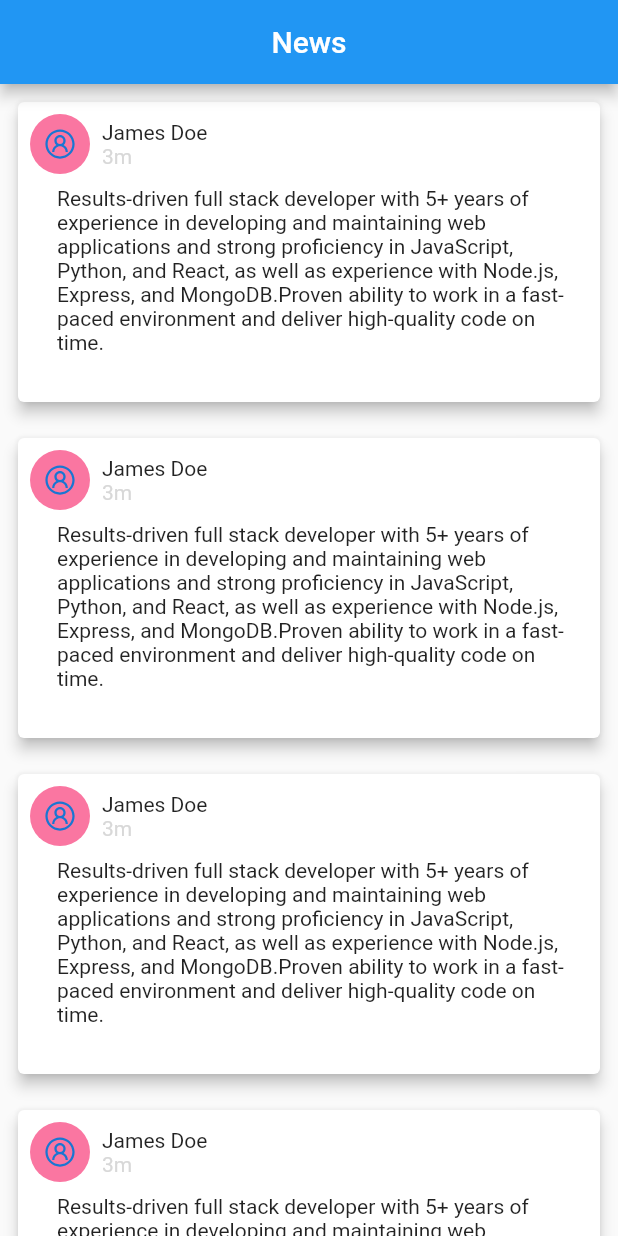
After one commit to webblyss/nic-mobile-application-flutter, a Flutter app: the screen it shows after launch, after a tap on "News", on a phone screen of 412 x 824 dp. The commit adds this screen. Run offline on Flutter 3.47's test engine with Material 2 defaults, Android fonts, the phone set to English and light mode, and no system bars; our stand-ins replace get, line_icons.

Commit message:
worked on education screen and news screen

```diff
--- a/lib/screens/education.dart
+++ b/lib/screens/education.dart
@@ -8,17 +8,28 @@ class EducationScreen extends StatefulWidget {
 }
 
 class _EducationScreenState extends State<EducationScreen> {
+  List items = [
+    "About policy",
+    "Terms and agreements",
+    "Refund",
+  ];
   @override
   Widget build(BuildContext context) {
     return Scaffold(
       appBar: AppBar(
         title: const Text('Insurance Education'),
         centerTitle: true,
+        automaticallyImplyLeading: false,
       ),
-      body: ListView.builder(itemBuilder: ((context, index) {
-        return ListTile(
-          onTap: () {},
-
+      body: ListView.builder(
+        itemCount: items.length,
+        itemBuilder: ((context, index) {
+        return Card(
+          elevation: 4.0,
+          child: ListTile(
+            onTap: () {},
+            title: Text(items[index]),
+          ),
         );
       })),
     );
--- a/lib/screens/home.dart
+++ b/lib/screens/home.dart
@@ -1,6 +1,8 @@
-import 'package:flutter/src/widgets/container.dart';
 import 'package:flutter/material.dart';
+import 'package:get/get.dart';
 import 'package:line_icons/line_icons.dart';
+import 'package:nic/screens/education.dart';
+import 'package:nic/screens/news.dart';
 import 'package:nic/widgets/card_widget.dart';
 
 class DashBoard extends StatefulWidget {
@@ -16,20 +18,64 @@ class _DashBoardState extends State<DashBoard> {
     return Scaffold(
       backgroundColor: Colors.white,
       body: GridView(
-        gridDelegate:
-            const SliverGridDelegateWithFixedCrossAxisCount(crossAxisCount: 2,mainAxisSpacing: 2.0),
-            children:  [
-              CustomCard(title: "Education", callBack: (){}, icon: LineIcons.bookReader,isNotify: false,),
-              CustomCard(title: "Complains", callBack: (){}, icon: LineIcons.comment,isNotify: false,),
-              CustomCard(title: "News", callBack: (){}, icon: Icons.feed,isNotify: true,),
-              CustomCard(title: "Notification", callBack: (){}, icon: LineIcons.bell,isNotify: true,),
-              CustomCard(title: "Profile", callBack: (){}, icon: LineIcons.user,isNotify: false,),
-              CustomCard(title: "Policy", callBack: (){}, icon: Icons.policy,isNotify: false,),
-              CustomCard(title: "Settings", callBack: (){}, icon: LineIcons.cog,isNotify: false,),
-              CustomCard(title: "Logout", callBack: (){}, icon: Icons.exit_to_app,isNotify: false,),
-
-            ],
-
+        gridDelegate: const SliverGridDelegateWithFixedCrossAxisCount(
+            crossAxisCount: 2, mainAxisSpacing: 2.0),
+        children: [
+          CustomCard(
+            title: "Education",
+            callBack: () {
+              Get.to(() => const EducationScreen(),
+                  transition: Transition.cupertino);
+            },
+            icon: LineIcons.bookReader,
+            isNotify: false,
+          ),
+          CustomCard(
+            title: "Complains",
+            callBack: () {},
+            icon: LineIcons.comment,
+            isNotify: false,
+          ),
+          CustomCard(
+            title: "News",
+            callBack: () {
+              Get.to(() => const NewsScreen(),
+                  transition: Transition.cupertino);
+            },
+            icon: Icons.feed,
+            isNotify: true,
+          ),
+          CustomCard(
+            title: "Notification",
+            callBack: () {},
+            icon: LineIcons.bell,
+            isNotify: true,
+          ),
+          CustomCard(
+            title: "Profile",
+            callBack: () {},
+            icon: LineIcons.user,
+            isNotify: false,
+          ),
+          CustomCard(
+            title: "Policy",
+            callBack: () {},
+            icon: Icons.policy,
+            isNotify: false,
+          ),
+          CustomCard(
+            title: "Settings",
+            callBack: () {},
+            icon: LineIcons.cog,
+            isNotify: false,
+          ),
+          CustomCard(
+            title: "Logout",
+            callBack: () {},
+            icon: Icons.exit_to_app,
+            isNotify: false,
+          ),
+        ],
       ),
     );
   }
--- /dev/null
+++ b/lib/screens/news.dart
@@ -0,0 +1,42 @@
+import 'dart:developer';
+
+import 'package:flutter/material.dart';
+import 'package:nic/widgets/news_card.dart';
+
+class NewsScreen extends StatefulWidget {
+  const NewsScreen({super.key});
+
+  @override
+  State<NewsScreen> createState() => _NewsScreenState();
+}
+
+class _NewsScreenState extends State<NewsScreen> {
+  @override
+  Widget build(BuildContext context) {
+    return Scaffold(
+      appBar: AppBar(
+        title: const Text('News'),
+        centerTitle: true,
+        automaticallyImplyLeading: false,
+      ),
+      body: ListView.builder(
+        itemCount: 20,
+        itemBuilder: (context, index) {
+          return Padding(
+            padding: const EdgeInsets.all(8.0),
+            child: NewsCard(
+                img: '',
+                username: 'James Doe',
+                news:
+                    'Results-driven full stack developer with 5+ years of experience in developing and maintaining web applications and strong proficiency in JavaScript, Python, and React, as well as experience with Node.js, Express, and MongoDB.Proven ability to work in a fast-paced environment and deliver high-quality code on time.',
+                time: '3m',
+                title: 'How to contact us',
+                callback: () {
+                  log('it works');
+                }),
+          );
+        },
+      ),
+    );
+  }
+}
--- /dev/null
+++ b/lib/widgets/news_card.dart
@@ -0,0 +1,67 @@
+import 'package:flutter/material.dart';
+import 'package:line_icons/line_icons.dart';
+import 'package:nic/enum/hex_color.dart';
+
+class NewsCard extends StatelessWidget {
+  final String img;
+  final String username;
+  final String news;
+  final String title;
+  final String time;
+  final Function() callback;
+
+  const NewsCard(
+      {super.key,
+      required this.img,
+      required this.username,
+      required this.news,
+      required this.time,
+      required this.title,
+      required this.callback});
+
+  @override
+  Widget build(BuildContext context) {
+    return InkWell(
+      onTap: callback,
+      child: Card(
+        elevation: 4.0,
+        child: Container(
+          width: MediaQuery.of(context).size.width * 0.8,
+          height: 200,
+          decoration: BoxDecoration(
+              color: Colors.white, borderRadius: BorderRadius.circular(12)),
+          child: Padding(
+            padding: const EdgeInsets.all(8.0),
+            child: Column(
+              children: [
+                Row(
+                  children: [
+                    CircleAvatar(
+                      backgroundColor: HexColor('#fa76a1'),
+                      child: const Icon(LineIcons.userCircle),
+                    ),
+                    const SizedBox(width: 8.0),
+                    Column(
+                      crossAxisAlignment: CrossAxisAlignment.start,
+                      children: [
+                        Text(username),
+                        Text(time,style: TextStyle(color: HexColor('#d8d8d8')),),
+                      ],
+                    )
+                  ],
+                ),
+                Padding(
+                  padding: const EdgeInsets.only(left: 10),
+                  child: Padding(
+                    padding: const EdgeInsets.all(8.0),
+                    child: Text(news),
+                  ),
+                )
+              ],
+            ),
+          ),
+        ),
+      ),
+    );
+  }
+}
```
